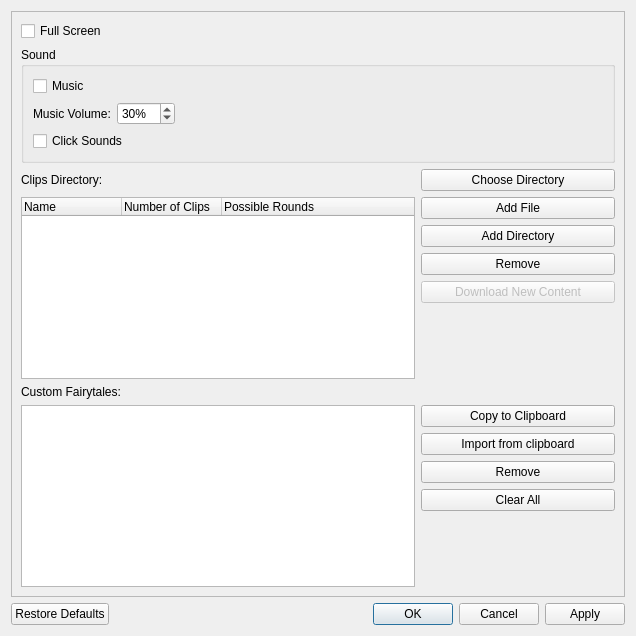
Before: the Qt Designer form ui/settings.ui in tdauth/gustavsfairyland, drawn with Qt 5.
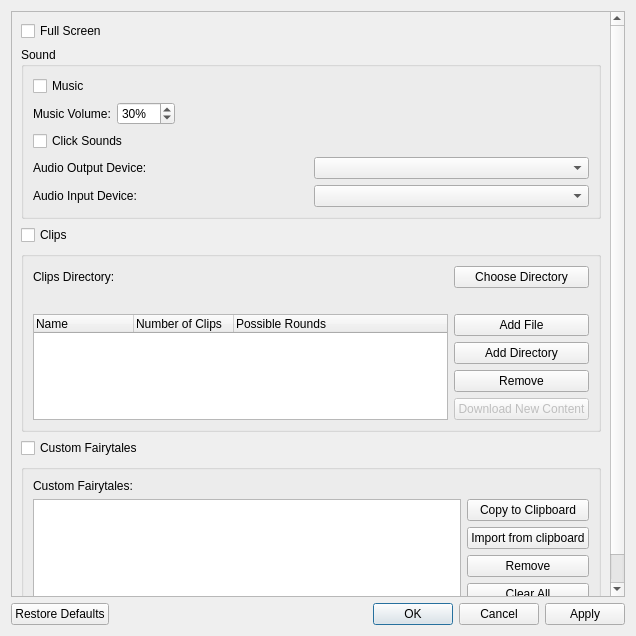
After: the same form once the commit is applied.

Commit message:
Synchronize recording, fixed is person flag, set recorded sound and description for all languages
- When the execution of the dialogs is done, the file exists or an error occured
or the dialog was rejected.
- Apply the description of a clip for all languages.
- Wait until camera is ready before recording the video to fix a resource error.
- Fixed initializing isPerson in class Clip.
- Clips and Custom Fairtales are hidden by default in settings.
- Initial audio device combo boxes.

```diff
--- a/ui/settings.ui
+++ b/ui/settings.ui
@@ -23,35 +23,33 @@
       <property name="geometry">
        <rect>
         <x>0</x>
-        <y>0</y>
-        <width>620</width>
-        <height>582</height>
+        <y>-127</y>
+        <width>600</width>
+        <height>715</height>
        </rect>
       </property>
       <layout class="QGridLayout" name="gridLayout_2">
-       <item row="6" column="0" colspan="2">
-        <widget class="QListWidget" name="customFairytalesListWidget"/>
+       <item row="7" column="0">
+        <widget class="QCheckBox" name="checkBox">
+         <property name="text">
+          <string>Custom Fairytales</string>
+         </property>
+        </widget>
        </item>
        <item row="4" column="0" colspan="2">
-        <widget class="QTreeWidget" name="treeWidget">
-         <column>
-          <property name="text">
-           <string>Name</string>
-          </property>
-         </column>
-         <column>
+        <widget class="QGroupBox" name="clipsGroupBox">
+         <property name="title">
+          <string/>
+         </property>
+         <layout class="QGridLayout" name="gridLayout_4">
+          <item row="0" column="0">
+           <widget class="QLabel" name="label">
           <property name="text">
-           <string>Number of Clips</string>
-          </property>
-         </column>
-         <column>
-          <property name="text">
-           <string>Possible Rounds</string>
-          </property>
-         </column>
-        </widget>
-       </item>
-       <item row="4" column="2">
+             <string>Clips Directory:</string>
+            </property>
+           </widget>
+          </item>
+          <item row="2" column="2">
         <layout class="QVBoxLayout" name="verticalLayout">
          <item>
           <widget class="QPushButton" name="addFilePushButton">
@@ -123,14 +121,65 @@
          </item>
         </layout>
        </item>
-       <item row="5" column="0" colspan="3">
-        <widget class="QLabel" name="label_2">
+          <item row="0" column="2">
+           <widget class="QPushButton" name="clipsDirectoryPushButton">
+            <property name="sizePolicy">
+             <sizepolicy hsizetype="Preferred" vsizetype="Fixed">
+              <horstretch>0</horstretch>
+              <verstretch>0</verstretch>
+             </sizepolicy>
+            </property>
          <property name="text">
-          <string>Custom Fairytales:</string>
+             <string>Choose Directory</string>
          </property>
         </widget>
        </item>
-       <item row="6" column="2">
+          <item row="2" column="0">
+           <widget class="QTreeWidget" name="treeWidget">
+            <column>
+             <property name="text">
+              <string>Name</string>
+             </property>
+            </column>
+            <column>
+             <property name="text">
+              <string>Number of Clips</string>
+             </property>
+            </column>
+            <column>
+             <property name="text">
+              <string>Possible Rounds</string>
+             </property>
+            </column>
+           </widget>
+          </item>
+          <item row="1" column="2">
+           <widget class="QLabel" name="clipsDirectoryLabel">
+            <property name="text">
+             <string/>
+            </property>
+           </widget>
+          </item>
+         </layout>
+        </widget>
+       </item>
+       <item row="3" column="0">
+        <widget class="QCheckBox" name="checkBox_2">
+         <property name="text">
+          <string>Clips</string>
+         </property>
+        </widget>
+       </item>
+       <item row="9" column="0" colspan="2">
+        <widget class="QGroupBox" name="customFairytalesGroupBox">
+         <property name="title">
+          <string/>
+         </property>
+         <layout class="QGridLayout" name="gridLayout_3">
+          <item row="1" column="1">
+           <widget class="QListWidget" name="customFairytalesListWidget"/>
+          </item>
+          <item row="1" column="2">
         <layout class="QVBoxLayout" name="verticalLayout_2">
          <item>
           <widget class="QPushButton" name="copyCustomFairytalePushButton">
@@ -199,20 +248,44 @@
          </item>
         </layout>
        </item>
-       <item row="2" column="0" colspan="3">
+          <item row="0" column="1">
+           <widget class="QLabel" name="label_2">
+            <property name="text">
+             <string>Custom Fairytales:</string>
+            </property>
+           </widget>
+          </item>
+         </layout>
+        </widget>
+       </item>
+       <item row="2" column="0" colspan="2">
         <widget class="QGroupBox" name="groupBox">
          <property name="title">
           <string>Sound</string>
          </property>
-         <layout class="QVBoxLayout" name="verticalLayout_3">
+         <layout class="QGridLayout" name="gridLayout_5">
+          <item row="2" column="0">
+           <widget class="QCheckBox" name="clickSoundsCheckBox">
+            <property name="text">
+             <string>Click Sounds</string>
+            </property>
+           </widget>
+          </item>
+          <item row="3" column="0">
+           <layout class="QHBoxLayout" name="horizontalLayout_2">
           <item>
-           <widget class="QCheckBox" name="musicCheckBox">
+             <widget class="QLabel" name="label_4">
             <property name="text">
-             <string>Music</string>
+               <string>Audio Output Device:</string>
             </property>
            </widget>
           </item>
           <item>
+             <widget class="QComboBox" name="audioOutputDeviceComboBox"/>
+            </item>
+           </layout>
+          </item>
+          <item row="1" column="0">
            <layout class="QHBoxLayout" name="horizontalLayout">
             <item>
              <widget class="QLabel" name="label_3">
@@ -252,12 +325,26 @@
             </item>
            </layout>
           </item>
+          <item row="0" column="0">
+           <widget class="QCheckBox" name="musicCheckBox">
+            <property name="text">
+             <string>Music</string>
+            </property>
+           </widget>
+          </item>
+          <item row="4" column="0">
+           <layout class="QHBoxLayout" name="horizontalLayout_3">
           <item>
-           <widget class="QCheckBox" name="clickSoundsCheckBox">
+             <widget class="QLabel" name="label_5">
             <property name="text">
-             <string>Click Sounds</string>
-            </property>
-           </widget>
+               <string>Audio Input Device:</string>
+              </property>
+             </widget>
+            </item>
+            <item>
+             <widget class="QComboBox" name="audioInputDeviceComboBox"/>
+            </item>
+           </layout>
           </item>
          </layout>
         </widget>
@@ -269,32 +356,18 @@
          </property>
         </widget>
        </item>
-       <item row="3" column="0">
-        <widget class="QLabel" name="label">
-         <property name="text">
-          <string>Clips Directory:</string>
+       <item row="8" column="0">
+        <spacer name="verticalSpacer_3">
+         <property name="orientation">
+          <enum>Qt::Vertical</enum>
          </property>
-        </widget>
-       </item>
-       <item row="3" column="2">
-        <widget class="QPushButton" name="clipsDirectoryPushButton">
-         <property name="sizePolicy">
-          <sizepolicy hsizetype="Preferred" vsizetype="Fixed">
-           <horstretch>0</horstretch>
-           <verstretch>0</verstretch>
-          </sizepolicy>
+         <property name="sizeHint" stdset="0">
+          <size>
+           <width>20</width>
+           <height>40</height>
+          </size>
          </property>
-         <property name="text">
-          <string>Choose Directory</string>
-         </property>
-        </widget>
-       </item>
-       <item row="3" column="1">
-        <widget class="QLabel" name="clipsDirectoryLabel">
-         <property name="text">
-          <string/>
-         </property>
-        </widget>
+        </spacer>
        </item>
       </layout>
      </widget>
```
Left out of the diff: 40 changed lines with no effect on the pictures. Lines whose indentation alone changed are shown as unchanged. The commit also changes 13 other files.
